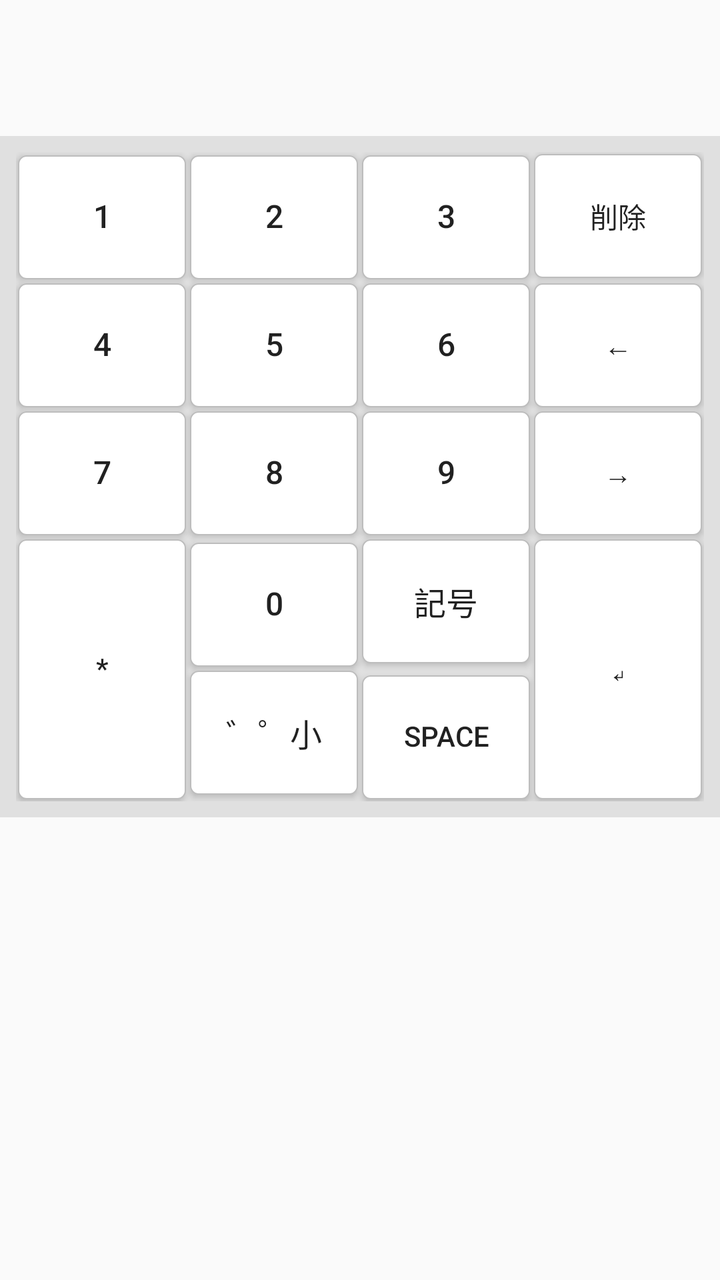
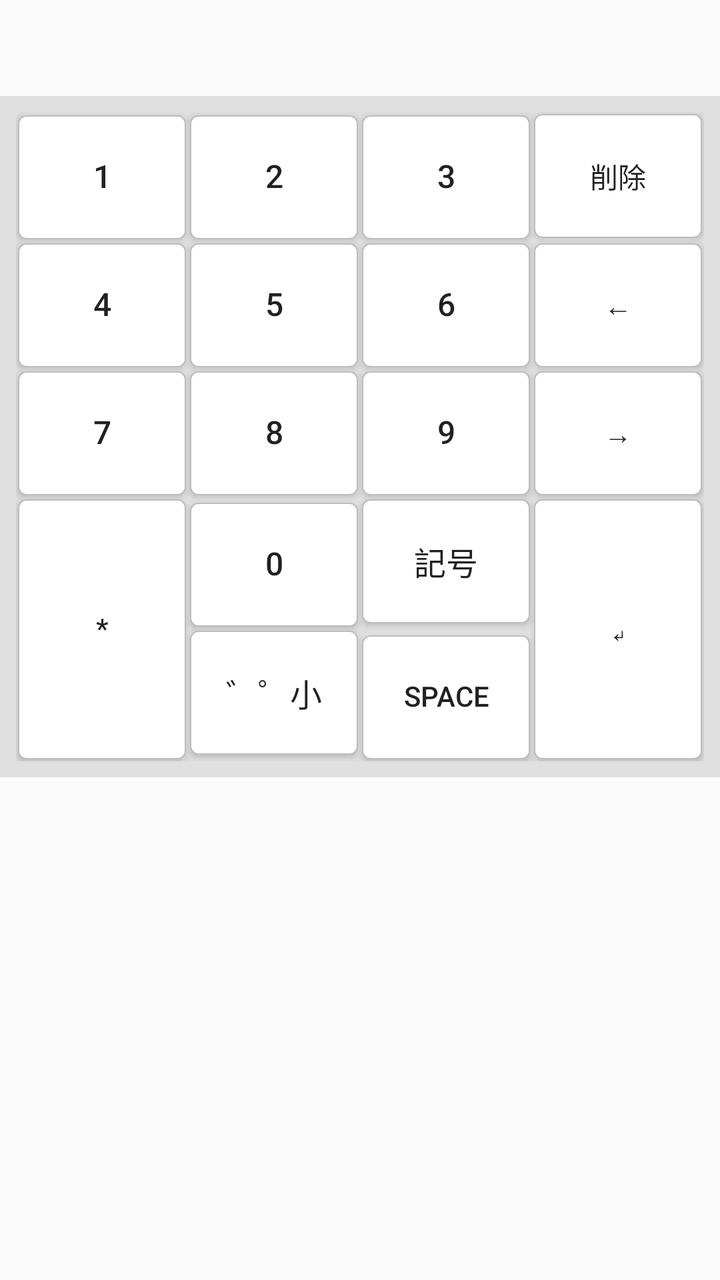

Two renders of the same Android screen: before a commit and after it. Below are the layout's source before the change and the commit's diff.
<!-- AndroidManifest.xml: application theme Theme.TwoTouchKeyboard -->
<!-- res/layout/keyboard_view.xml -->
<?xml version="1.0" encoding="utf-8"?>
<LinearLayout xmlns:android="http://schemas.android.com/apk/res/android"
    android:layout_width="match_parent"
    android:layout_height="wrap_content"
    android:background="@android:color/transparent"
    android:orientation="vertical">

    
    <LinearLayout
        android:id="@+id/candidate_bar_slot"
        android:layout_width="match_parent"
        android:layout_height="wrap_content"
        android:background="@android:color/transparent"
        android:orientation="vertical">

        <TextView
            android:id="@+id/conversion_hint"
            android:layout_width="match_parent"
            android:layout_height="@dimen/conversion_hint_height"
            android:ellipsize="end"
            android:gravity="center_vertical"
            android:includeFontPadding="false"
            android:maxLines="1"
            android:paddingHorizontal="8dp"
            android:textColor="@color/candidate_text"
            android:textSize="13sp"
            android:shadowColor="#80000000"
            android:shadowDx="0"
            android:shadowDy="1"
            android:shadowRadius="2"
            android:visibility="invisible" />

        <HorizontalScrollView
            android:id="@+id/candidate_scroll"
            android:layout_width="match_parent"
            android:layout_height="@dimen/candidate_bar_height"
            android:background="@android:color/transparent"
            android:fillViewport="true"
            android:scrollbars="none">

            <LinearLayout
                android:id="@+id/candidate_container"
                android:layout_width="wrap_content"
                android:layout_height="match_parent"
                android:gravity="center_vertical"
                android:orientation="horizontal" />

        </HorizontalScrollView>

    </LinearLayout>

    <LinearLayout
        android:id="@+id/keyboard_panel"
        android:layout_width="match_parent"
        android:layout_height="wrap_content"
        android:background="@color/keyboard_background"
        android:orientation="vertical"
        android:padding="@dimen/keyboard_outer_padding">

        <ViewFlipper
            android:id="@+id/keyboard_flipper"
            android:layout_width="match_parent"
            android:layout_height="wrap_content"
            android:measureAllChildren="false">

        <GridLayout
            android:id="@+id/keyboard_grid"
            android:layout_width="match_parent"
            android:layout_height="wrap_content"
            android:columnCount="4"
            android:rowCount="5"
            android:useDefaultMargins="false">

            <Button
                android:id="@+id/key_1"
                style="@style/KeyboardKey"
                android:layout_column="0"
                android:layout_row="0"
                android:text="1" />

            <Button
                android:id="@+id/key_2"
                style="@style/KeyboardKey"
                android:layout_column="1"
                android:layout_row="0"
                android:text="2" />

            <Button
                android:id="@+id/key_3"
                style="@style/KeyboardKey"
                android:layout_column="2"
                android:layout_row="0"
                android:text="3" />

            <Button
                android:id="@+id/key_delete"
                style="@style/KeyboardFunctionKey"
                android:layout_column="3"
                android:layout_row="0"
                android:text="@string/key_delete" />

            <Button
                android:id="@+id/key_4"
                style="@style/KeyboardKey"
                android:layout_column="0"
                android:layout_row="1"
                android:text="4" />

            <Button
                android:id="@+id/key_5"
                style="@style/KeyboardKey"
                android:layout_column="1"
                android:layout_row="1"
                android:text="5" />

            <Button
                android:id="@+id/key_6"
                style="@style/KeyboardKey"
                android:layout_column="2"
                android:layout_row="1"
                android:text="6" />

            <Button
                android:id="@+id/key_cursor_left"
                style="@style/KeyboardFunctionKey"
                android:layout_column="3"
                android:layout_row="1"
                android:text="@string/key_cursor_left" />

            <Button
                android:id="@+id/key_7"
                style="@style/KeyboardKey"
                android:layout_column="0"
                android:layout_row="2"
                android:text="7" />

            <Button
                android:id="@+id/key_8"
                style="@style/KeyboardKey"
                android:layout_column="1"
                android:layout_row="2"
                android:text="8" />

            <Button
                android:id="@+id/key_9"
                style="@style/KeyboardKey"
                android:layout_column="2"
                android:layout_row="2"
                android:text="9" />

            <Button
                android:id="@+id/key_cursor_right"
                style="@style/KeyboardFunctionKey"
                android:layout_column="3"
                android:layout_row="2"
                android:text="@string/key_cursor_right" />

            <Button
                android:id="@+id/key_star"
                style="@style/KeyboardTallKey"
                android:layout_column="0"
                android:layout_row="3"
                android:layout_rowSpan="2"
                android:text="*" />

            <Button
                android:id="@+id/key_0"
                style="@style/KeyboardKey"
                android:layout_column="1"
                android:layout_row="3"
                android:text="0" />

            <Button
                android:id="@+id/key_hash"
                style="@style/KeyboardKey"
                android:layout_column="2"
                android:layout_row="3"
                android:text="@string/key_symbols" />

            <Button
                android:id="@+id/key_enter"
                style="@style/KeyboardTallKey"
                android:layout_column="3"
                android:layout_row="3"
                android:layout_rowSpan="2"
                android:text="@string/key_enter" />

            <Button
                android:id="@+id/key_text_modifier"
                style="@style/KeyboardKey"
                android:layout_column="1"
                android:layout_row="4"
                android:text="@string/key_text_modifier_kana" />

            <Button
                android:id="@+id/key_space"
                style="@style/KeyboardSpaceKey"
                android:layout_column="2"
                android:layout_row="4"
                android:text="@string/key_space" />

        </GridLayout>

        <include layout="@layout/keyboard_symbol_view" />

        </ViewFlipper>

    </LinearLayout>

</LinearLayout>
<!-- res/layout/keyboard_symbol_view.xml (included above) -->
<?xml version="1.0" encoding="utf-8"?>
<GridLayout xmlns:android="http://schemas.android.com/apk/res/android"
    android:id="@+id/symbol_keyboard_grid"
    android:layout_width="match_parent"
    android:layout_height="wrap_content"
    android:columnCount="4"
    android:rowCount="4"
    android:useDefaultMargins="false">

    <Button
        android:id="@+id/symbol_key_comma"
        style="@style/KeyboardKey"
        android:layout_column="0"
        android:layout_row="0"
        android:text="、" />

    <Button
        android:id="@+id/symbol_key_period"
        style="@style/KeyboardKey"
        android:layout_column="1"
        android:layout_row="0"
        android:text="。" />

    <Button
        android:id="@+id/symbol_key_exclamation"
        style="@style/KeyboardKey"
        android:layout_column="2"
        android:layout_row="0"
        android:text="！" />

    <Button
        android:id="@+id/symbol_key_question"
        style="@style/KeyboardKey"
        android:layout_column="3"
        android:layout_row="0"
        android:text="？" />

    <Button
        android:id="@+id/symbol_key_middle_dot"
        style="@style/KeyboardKey"
        android:layout_column="0"
        android:layout_row="1"
        android:text="・" />

    <Button
        android:id="@+id/symbol_key_at"
        style="@style/KeyboardKey"
        android:layout_column="1"
        android:layout_row="1"
        android:text="@" />

    <Button
        android:id="@+id/symbol_key_hash"
        style="@style/KeyboardKey"
        android:layout_column="2"
        android:layout_row="1"
        android:text="#" />

    <Button
        android:id="@+id/symbol_key_ampersand"
        style="@style/KeyboardKey"
        android:layout_column="3"
        android:layout_row="1"
        android:text="&amp;" />

    <Button
        android:id="@+id/symbol_key_asterisk"
        style="@style/KeyboardKey"
        android:layout_column="0"
        android:layout_row="2"
        android:text="*" />

    <Button
        android:id="@+id/symbol_key_hyphen"
        style="@style/KeyboardKey"
        android:layout_column="1"
        android:layout_row="2"
        android:text="-" />

    <Button
        android:id="@+id/symbol_key_underscore"
        style="@style/KeyboardKey"
        android:layout_column="2"
        android:layout_row="2"
        android:text="_" />

    <Button
        android:id="@+id/symbol_key_plus"
        style="@style/KeyboardKey"
        android:layout_column="3"
        android:layout_row="2"
        android:text="+" />

    <Button
        android:id="@+id/symbol_key_equals"
        style="@style/KeyboardKey"
        android:layout_column="0"
        android:layout_row="3"
        android:text="=" />

    <Button
        android:id="@+id/symbol_key_slash"
        style="@style/KeyboardKey"
        android:layout_column="1"
        android:layout_row="3"
        android:text="/" />

    <Button
        android:id="@+id/symbol_key_colon"
        style="@style/KeyboardKey"
        android:layout_column="2"
        android:layout_row="3"
        android:text=":" />

    <Button
        android:id="@+id/symbol_key_close"
        style="@style/KeyboardFunctionKey"
        android:layout_column="3"
        android:layout_row="3"
        android:text="@string/key_symbol_close" />

</GridLayout>
<!-- resources referenced by this layout -->
<resources>
  <color name="candidate_text">#212121</color>
  <color name="keyboard_background">#E0E0E0</color>
  <dimen name="candidate_bar_height">48dp</dimen>
  <dimen name="conversion_hint_height">20sp</dimen>
  <dimen name="keyboard_outer_padding">8dp</dimen>
  <string name="key_cursor_left">←</string>
  <string name="key_cursor_right">→</string>
  <string name="key_delete">削除</string>
  <string name="key_enter">↵</string>
  <string name="key_space">Space</string>
  <string name="key_symbol_close">閉じる</string>
  <string name="key_symbols">記号</string>
  <string name="key_text_modifier_kana">゛゜小</string>
  <style name="KeyboardFunctionKey" parent="KeyboardKey">
          <item name="android:textSize">14sp</item>
      </style>
  <style name="KeyboardKey">
          <item name="android:background">@drawable/key_background</item>
          <item name="android:layout_width">0dp</item>
          <item name="android:layout_height">@dimen/keyboard_key_height</item>
          <item name="android:layout_columnWeight">1</item>
          <item name="android:layout_gravity">fill_horizontal</item>
          <item name="android:layout_margin">@dimen/keyboard_key_margin</item>
          <item name="android:minHeight">0dp</item>
          <item name="android:minWidth">0dp</item>
          <item name="android:paddingLeft">0dp</item>
          <item name="android:paddingRight">0dp</item>
          <item name="android:paddingTop">0dp</item>
          <item name="android:paddingBottom">0dp</item>
          <item name="android:includeFontPadding">false</item>
          <item name="android:textSize">16sp</item>
      </style>
  <style name="KeyboardSpaceKey" parent="KeyboardKey">
          <item name="android:layout_height">@dimen/keyboard_key_height</item>
          <item name="android:textSize">14sp</item>
      </style>
  <style name="KeyboardTallKey" parent="KeyboardFunctionKey">
          <item name="android:layout_height">@dimen/keyboard_tall_key_height</item>
          <item name="android:layout_gravity">fill</item>
      </style>
  <style name="Theme.TwoTouchKeyboard" parent="android:Theme.Material.Light.NoActionBar" />
  <!-- drawable key_background (drawable) -->
  <?xml version="1.0" encoding="utf-8"?>
  <selector xmlns:android="http://schemas.android.com/apk/res/android">
      <item android:state_pressed="true">
          <shape android:shape="rectangle">
              <solid android:color="@color/key_pressed_background" />
              <stroke
                  android:width="@dimen/keyboard_key_stroke_width"
                  android:color="@color/key_border" />
              <corners android:radius="4dp" />
          </shape>
      </item>
      <item>
          <shape android:shape="rectangle">
              <solid android:color="@color/key_background" />
              <stroke
                  android:width="@dimen/keyboard_key_stroke_width"
                  android:color="@color/key_border" />
              <corners android:radius="4dp" />
          </shape>
      </item>
  </selector>
  <dimen name="keyboard_key_height">62dp</dimen>
  <dimen name="keyboard_key_margin">1dp</dimen>
  <dimen name="keyboard_tall_key_height">126dp</dimen>
  <color name="key_pressed_background">#BDBDBD</color>
  <dimen name="keyboard_key_stroke_width">0.5dp</dimen>
  <color name="key_border">#BDBDBD</color>
  <color name="key_background">#FFFFFF</color>
</resources>

<!-- the commit's change to res/layout/keyboard_view.xml (unified diff, before → after) -->
@@ -6,48 +6,22 @@
     android:orientation="vertical">
 
     
-    <LinearLayout
-        android:id="@+id/candidate_bar_slot"
+    <HorizontalScrollView
+        android:id="@+id/candidate_scroll"
         android:layout_width="match_parent"
-        android:layout_height="wrap_content"
+        android:layout_height="@dimen/candidate_bar_height"
         android:background="@android:color/transparent"
-        android:orientation="vertical">
-
-        <TextView
-            android:id="@+id/conversion_hint"
-            android:layout_width="match_parent"
-            android:layout_height="@dimen/conversion_hint_height"
-            android:ellipsize="end"
+        android:fillViewport="true"
+        android:scrollbars="none">
+
+        <LinearLayout
+            android:id="@+id/candidate_container"
+            android:layout_width="wrap_content"
+            android:layout_height="match_parent"
             android:gravity="center_vertical"
-            android:includeFontPadding="false"
-            android:maxLines="1"
-            android:paddingHorizontal="8dp"
-            android:textColor="@color/candidate_text"
-            android:textSize="13sp"
-            android:shadowColor="#80000000"
-            android:shadowDx="0"
-            android:shadowDy="1"
-            android:shadowRadius="2"
-            android:visibility="invisible" />
-
-        <HorizontalScrollView
-            android:id="@+id/candidate_scroll"
-            android:layout_width="match_parent"
-            android:layout_height="@dimen/candidate_bar_height"
-            android:background="@android:color/transparent"
-            android:fillViewport="true"
-            android:scrollbars="none">
-
-            <LinearLayout
-                android:id="@+id/candidate_container"
-                android:layout_width="wrap_content"
-                android:layout_height="match_parent"
-                android:gravity="center_vertical"
-                android:orientation="horizontal" />
-
-        </HorizontalScrollView>
-
-    </LinearLayout>
+            android:orientation="horizontal" />
+
+    </HorizontalScrollView>
 
     <LinearLayout
         android:id="@+id/keyboard_panel"
<!-- resource entries referenced after the edit -->
@@ -1,9 +1,7 @@
 <!-- resources referenced by this layout -->
 <resources>
-  <color name="candidate_text">#212121</color>
   <color name="keyboard_background">#E0E0E0</color>
   <dimen name="candidate_bar_height">48dp</dimen>
-  <dimen name="conversion_hint_height">20sp</dimen>
   <dimen name="keyboard_outer_padding">8dp</dimen>
   <string name="key_cursor_left">←</string>
   <string name="key_cursor_right">→</string>
